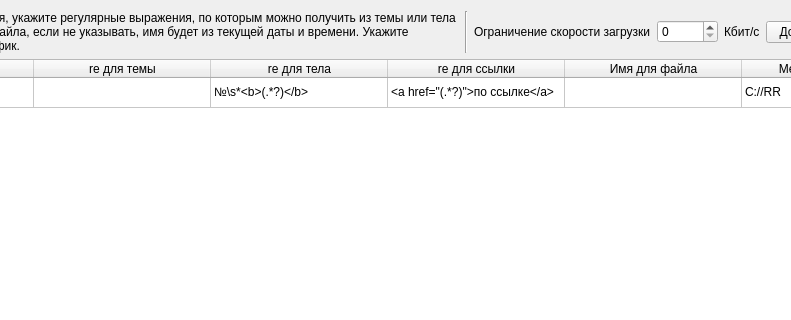
Above: UI/dm.ui from DimulyaPlay/OutlookAutosender before the change; both pictures show x 332 to 1123 and y 0 to 320 of the 1275 by 462 pixel window. Below: the same form after it.
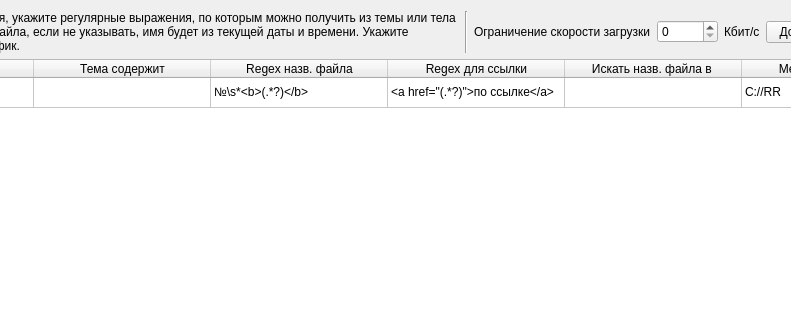
That is the form after the change.

Patch:
```diff
--- a/UI/dm.ui
+++ b/UI/dm.ui
@@ -121,22 +121,22 @@
      </column>
      <column>
       <property name="text">
-       <string>re для темы</string>
+       <string>Тема содержит</string>
       </property>
      </column>
      <column>
       <property name="text">
-       <string>re для тела</string>
+       <string>Regex назв. файла</string>
       </property>
      </column>
      <column>
       <property name="text">
-       <string>re для ссылки</string>
+       <string>Regex для ссылки</string>
       </property>
      </column>
      <column>
       <property name="text">
-       <string>Имя для файла</string>
+       <string>Искать назв. файла в </string>
       </property>
      </column>
      <column>
```
